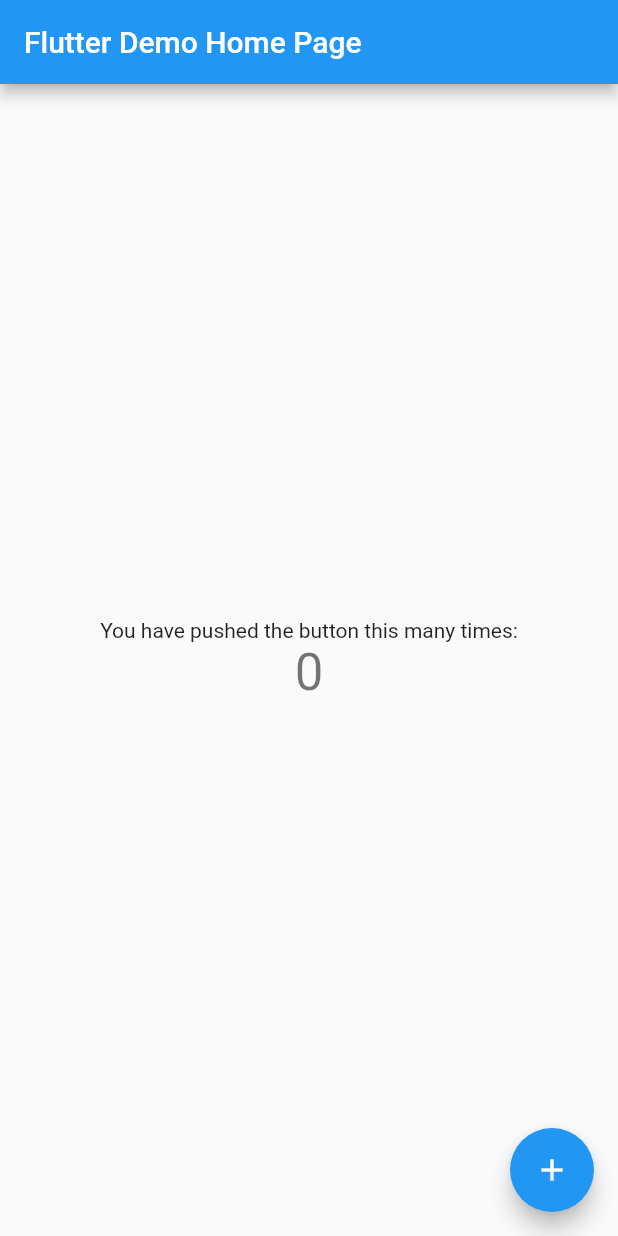
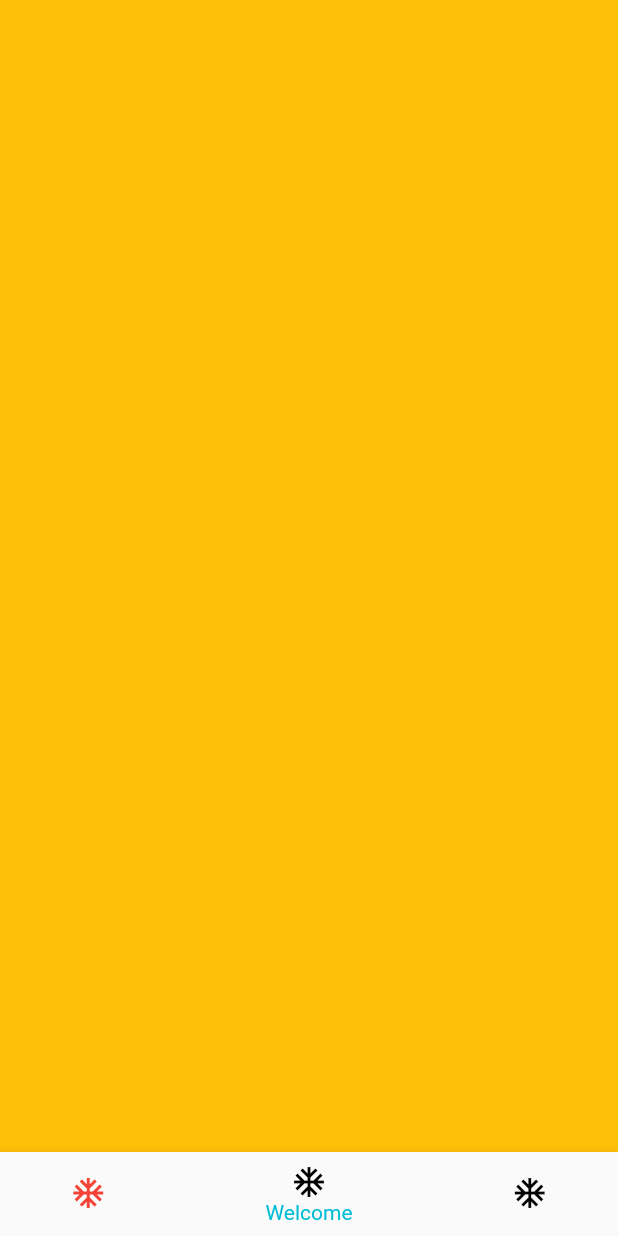
Before and after one commit to raveesh-me/flutter_stream_day, a Flutter app: the screen it shows after launch, on a phone screen of 412 x 824 dp. Run offline on Flutter 3.47's test engine with Material 2 defaults, Android fonts, the light colour scheme and no system bars.

Commit message:
kuchh kuchh hota hai

```diff
--- a/lib/main.dart
+++ b/lib/main.dart
@@ -1,117 +1,6 @@
 import 'package:flutter/material.dart';
+import 'package:flutterstreamday/src/app.dart';
 
-void main() {
+main() {
   runApp(MyApp());
 }
-
-class MyApp extends StatelessWidget {
-  // This widget is the root of your application.
-  @override
-  Widget build(BuildContext context) {
-    return MaterialApp(
-      title: 'Flutter Demo',
-      theme: ThemeData(
-        // This is the theme of your application.
-        //
-        // Try running your application with "flutter run". You'll see the
-        // application has a blue toolbar. Then, without quitting the app, try
-        // changing the primarySwatch below to Colors.green and then invoke
-        // "hot reload" (press "r" in the console where you ran "flutter run",
-        // or simply save your changes to "hot reload" in a Flutter IDE).
-        // Notice that the counter didn't reset back to zero; the application
-        // is not restarted.
-        primarySwatch: Colors.blue,
-        // This makes the visual density adapt to the platform that you run
-        // the app on. For desktop platforms, the controls will be smaller and
-        // closer together (more dense) than on mobile platforms.
-        visualDensity: VisualDensity.adaptivePlatformDensity,
-      ),
-      home: MyHomePage(title: 'Flutter Demo Home Page'),
-    );
-  }
-}
-
-class MyHomePage extends StatefulWidget {
-  MyHomePage({Key key, this.title}) : super(key: key);
-
-  // This widget is the home page of your application. It is stateful, meaning
-  // that it has a State object (defined below) that contains fields that affect
-  // how it looks.
-
-  // This class is the configuration for the state. It holds the values (in this
-  // case the title) provided by the parent (in this case the App widget) and
-  // used by the build method of the State. Fields in a Widget subclass are
-  // always marked "final".
-
-  final String title;
-
-  @override
-  _MyHomePageState createState() => _MyHomePageState();
-}
-
-class _MyHomePageState extends State<MyHomePage> {
-  int _counter = 0;
-
-  void _incrementCounter() {
-    setState(() {
-      // This call to setState tells the Flutter framework that something has
-      // changed in this State, which causes it to rerun the build method below
-      // so that the display can reflect the updated values. If we changed
-      // _counter without calling setState(), then the build method would not be
-      // called again, and so nothing would appear to happen.
-      _counter++;
-    });
-  }
-
-  @override
-  Widget build(BuildContext context) {
-    // This method is rerun every time setState is called, for instance as done
-    // by the _incrementCounter method above.
-    //
-    // The Flutter framework has been optimized to make rerunning build methods
-    // fast, so that you can just rebuild anything that needs updating rather
-    // than having to individually change instances of widgets.
-    return Scaffold(
-      appBar: AppBar(
-        // Here we take the value from the MyHomePage object that was created by
-        // the App.build method, and use it to set our appbar title.
-        title: Text(widget.title),
-      ),
-      body: Center(
-        // Center is a layout widget. It takes a single child and positions it
-        // in the middle of the parent.
-        child: Column(
-          // Column is also a layout widget. It takes a list of children and
-          // arranges them vertically. By default, it sizes itself to fit its
-          // children horizontally, and tries to be as tall as its parent.
-          //
-          // Invoke "debug painting" (press "p" in the console, choose the
-          // "Toggle Debug Paint" action from the Flutter Inspector in Android
-          // Studio, or the "Toggle Debug Paint" command in Visual Studio Code)
-          // to see the wireframe for each widget.
-          //
-          // Column has various properties to control how it sizes itself and
-          // how it positions its children. Here we use mainAxisAlignment to
-          // center the children vertically; the main axis here is the vertical
-          // axis because Columns are vertical (the cross axis would be
-          // horizontal).
-          mainAxisAlignment: MainAxisAlignment.center,
-          children: <Widget>[
-            Text(
-              'You have pushed the button this many times:',
-            ),
-            Text(
-              '$_counter',
-              style: Theme.of(context).textTheme.headline4,
-            ),
-          ],
-        ),
-      ),
-      floatingActionButton: FloatingActionButton(
-        onPressed: _incrementCounter,
-        tooltip: 'Increment',
-        child: Icon(Icons.add),
-      ), // This trailing comma makes auto-formatting nicer for build methods.
-    );
-  }
-}
--- /dev/null
+++ b/lib/src/app.dart
@@ -0,0 +1,12 @@
+import 'package:flutter/material.dart';
+
+import 'home_screen/home_screen.dart';
+
+class MyApp extends StatelessWidget {
+  @override
+  Widget build(BuildContext context) {
+    return MaterialApp(
+      home: HomeScreen(),
+    );
+  }
+}
--- /dev/null
+++ b/lib/src/home_screen/home_screen.dart
@@ -0,0 +1,40 @@
+import 'package:flutter/material.dart';
+
+class HomeScreen extends StatelessWidget {
+  @override
+  Widget build(BuildContext context) {
+    return Scaffold(
+      backgroundColor: Colors.amber,
+      bottomNavigationBar: BottomNavigationBar(
+        currentIndex: 1,
+        backgroundColor: Colors.green,
+        unselectedItemColor: Colors.cyan,
+        fixedColor: Colors.cyan,
+        type: BottomNavigationBarType.shifting,
+        items: [
+          BottomNavigationBarItem(
+            icon: Icon(
+              Icons.ac_unit,
+              color: Colors.red,
+            ),
+            title: Text("Welcome"),
+          ),
+          BottomNavigationBarItem(
+            icon: Icon(
+              Icons.ac_unit,
+              color: Colors.black,
+            ),
+            title: Text("Welcome"),
+          ),
+          BottomNavigationBarItem(
+            icon: Icon(
+              Icons.ac_unit,
+              color: Colors.black,
+            ),
+            title: Text("Welcome"),
+          ),
+        ],
+      ),
+    );
+  }
+}
```
Also changed, not shown: 1 other file.
